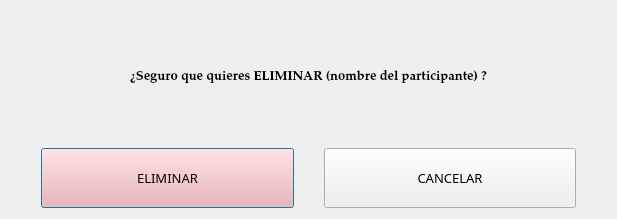
Before: the Qt Designer form src/ui/EliminarParticipante.ui in IvanJesusCorbalanPascual/Gestor-de-Eventos, drawn with Qt 5.
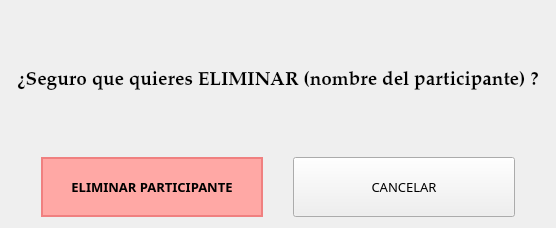
After: the same form once the commit is applied.

Diff of the .ui file:
```diff
--- a/src/ui/EliminarParticipante.ui
+++ b/src/ui/EliminarParticipante.ui
@@ -6,8 +6,8 @@
    <rect>
     <x>0</x>
     <y>0</y>
-    <width>617</width>
-    <height>219</height>
+    <width>556</width>
+    <height>228</height>
    </rect>
   </property>
   <property name="windowTitle">
@@ -21,7 +21,7 @@
        <property name="font">
         <font>
          <family>Palatino Linotype</family>
-         <pointsize>10</pointsize>
+         <pointsize>14</pointsize>
          <weight>75</weight>
          <bold>true</bold>
         </font>
@@ -47,21 +47,34 @@
        </property>
        <item>
         <widget class="QPushButton" name="btnBorrarParticipante">
+         <property name="minimumSize">
+          <size>
+           <width>0</width>
+           <height>60</height>
+          </size>
+         </property>
          <property name="font">
           <font>
            <family>Alef</family>
            <pointsize>10</pointsize>
+           <weight>75</weight>
+           <bold>true</bold>
           </font>
          </property>
          <property name="styleSheet">
           <string notr="true">QWidget {
-    background-color: rgb(255, 168, 165);
- /* Un rojo pastel o rosa muy claro */
-	padding:20px;
+    background-color: rgb(255, 168, 165); /* Un rojo pastel o rosa muy claro */
+	
+	border: 2px solid #F08080; /* Borde sutil */
+	font-weight: bold;
+	padidng:20px;
+}
+QPushButton#btnBorrarParticipante:hover {
+    background-color: #F08080;
 }</string>
          </property>
          <property name="text">
-          <string>ELIMINAR</string>
+          <string>ELIMINAR PARTICIPANTE</string>
          </property>
         </widget>
        </item>
```
Left out of the diff: 3 changed lines with no effect on the pictures.
